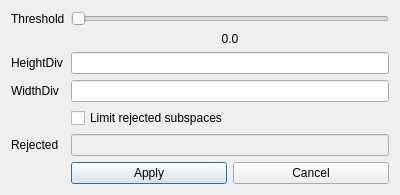
First picture: the form in gui/comparator_options_dialog.ui, repository beamerkun/cutDetector, before the edit.
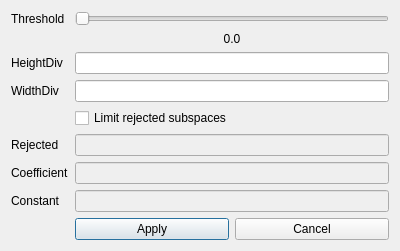
Second picture: the form after the edit.

The edit to the form file:
```diff
--- a/gui/comparator_options_dialog.ui
+++ b/gui/comparator_options_dialog.ui
@@ -7,7 +7,7 @@
     <x>0</x>
     <y>0</y>
     <width>400</width>
-    <height>195</height>
+    <height>241</height>
    </rect>
   </property>
   <property name="windowTitle">
@@ -76,7 +76,7 @@
        </property>
       </widget>
      </item>
-     <item row="6" column="1">
+     <item row="8" column="1">
       <layout class="QHBoxLayout" name="buttonsLayout">
        <item>
         <widget class="QPushButton" name="applyButton">
@@ -108,6 +108,34 @@
        </property>
       </widget>
      </item>
+     <item row="6" column="1">
+      <widget class="QLineEdit" name="coefficientLineEdit">
+       <property name="enabled">
+        <bool>false</bool>
+       </property>
+      </widget>
+     </item>
+     <item row="7" column="1">
+      <widget class="QLineEdit" name="constantLineEdit">
+       <property name="enabled">
+        <bool>false</bool>
+       </property>
+      </widget>
+     </item>
+     <item row="6" column="0">
+      <widget class="QLabel" name="coefficientLabel">
+       <property name="text">
+        <string>Coefficient</string>
+       </property>
+      </widget>
+     </item>
+     <item row="7" column="0">
+      <widget class="QLabel" name="consantLabel">
+       <property name="text">
+        <string>Constant</string>
+       </property>
+      </widget>
+     </item>
     </layout>
    </item>
   </layout>
```
